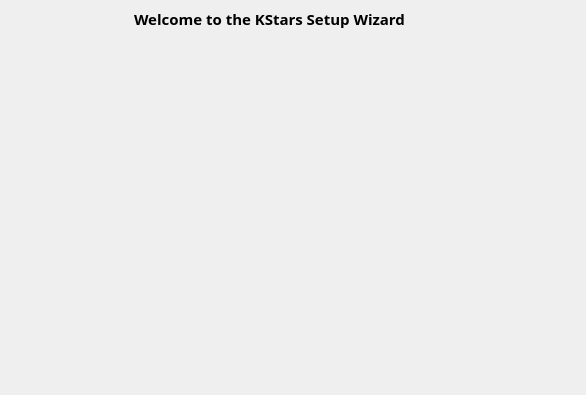
Before: the Qt Designer form kstars/wizwelcome.ui in KDE/kstars, drawn with Qt 5.
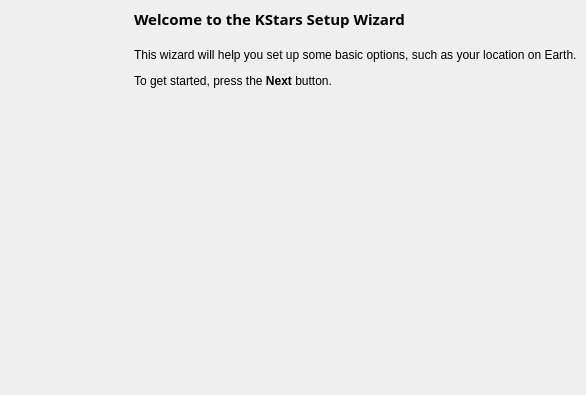
After: the same form once the commit is applied.

Commit message: Fix broken markup in rich-text labels.  Apparently, "<" need to be replaced with "&lt;" or else the HTML tags get interpreted as XML in the UI file.

The edit to the form file:
```diff
--- a/kstars/wizwelcome.ui
+++ b/kstars/wizwelcome.ui
@@ -85,7 +85,7 @@
      <item>
       <widget class="QLabel" name="WelcomeText" >
        <property name="text" >
-        <string><html><head></head><body><p>This wizard will help you set up some basic options, such as your location on Earth.</p><p></p><p>To get started, press the <span style=" font-weight:600;">Next</span> button.</p></body></html></string>
+        <string>&lt;html>&lt;head>&lt;/head>&lt;body>&lt;p>This wizard will help you set up some basic options, such as your location on Earth.&lt;/p>&lt;p>&lt;/p>&lt;p>To get started, press the &lt;span style=" font-weight:600;">Next&lt;/span> button.&lt;/p>&lt;/body>&lt;/html></string>
        </property>
        <property name="wordWrap" >
         <bool>true</bool>
```
The commit also changes 3 other files.
